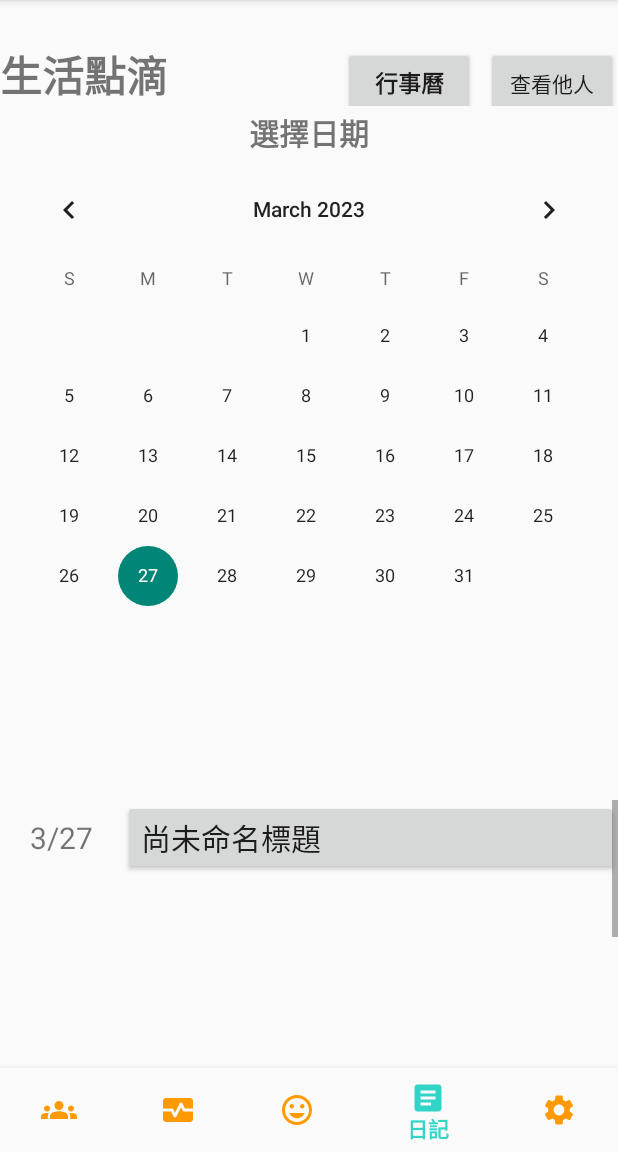
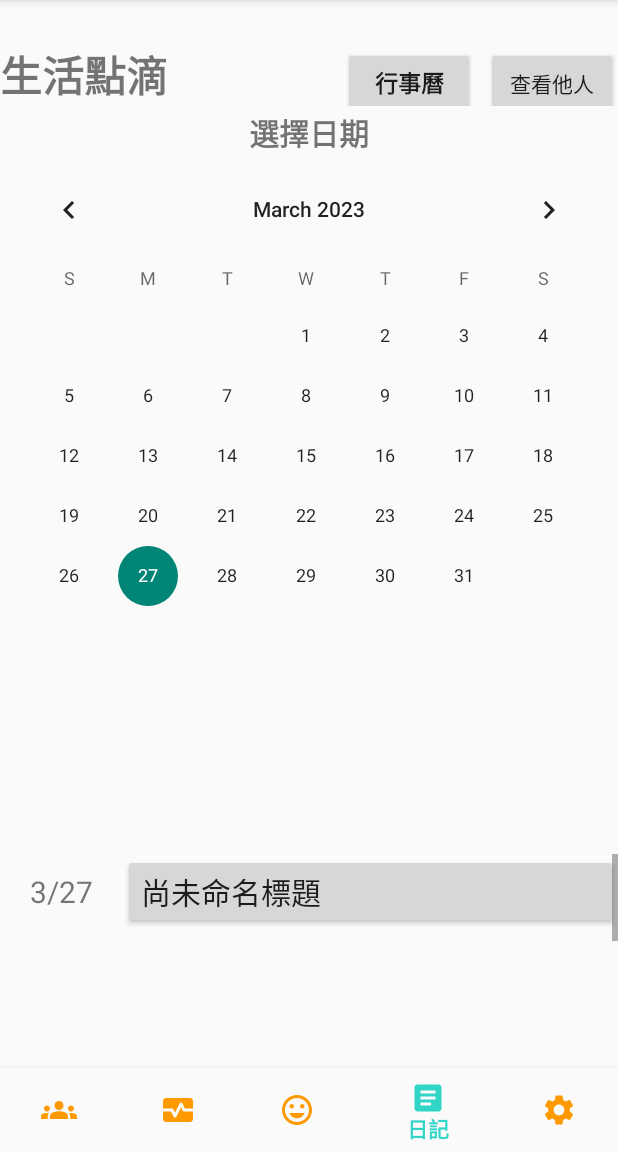
Before and after one commit to ethan91024/FamiCare, an Android app: the screen it shows after launch (MainActivity), item 4 of the bottom bar chosen, on a phone screen of 412 x 824 dp, the part 84-1236 px from its top. Run offline under Robolectric (Android 15) with nearby library versions, the phone set to English and light mode, and no system bars; our stand-ins replace Firebase (no records; nobody signed in at launch, a user with empty details on screens opened directly), Picasso, Room's generated code; libraries missing offline, so code that uses them is left out: androidx.health.connect; pictures from the network do not load; 1 statement that could not run was skipped.

Commit message:
優化日記

```diff
--- a/app/src/main/java/com/ethan/FamiCare/DiaryFragment.java
+++ b/app/src/main/java/com/ethan/FamiCare/DiaryFragment.java
@@ -3,6 +3,7 @@ package com.ethan.FamiCare;
 import android.content.Intent;
 import android.graphics.Bitmap;
 import android.graphics.BitmapFactory;
+import android.graphics.Color;
 import android.os.Bundle;
 import android.view.LayoutInflater;
 import android.view.View;
@@ -102,11 +103,12 @@ public class DiaryFragment extends Fragment {
                 image_view.setImageBitmap(bitmap);
             } else {
                 image_view.setImageDrawable(null);
+
             }
-
 
         } else {
             title.setText("尚未命名標題");
+            image_view.setImageDrawable(null);
         }
 
         //監聽選擇到的日期，改變date，抓取資料庫對應日期的資料，顯示資料庫標題到title
@@ -132,6 +134,7 @@ public class DiaryFragment extends Fragment {
 
                 } else {
                     title.setText("尚未命名標題");
+                    image_view.setImageDrawable(null);
                 }
             }
         });
@@ -145,7 +148,7 @@ public class DiaryFragment extends Fragment {
                     Bundle bundle = new Bundle();
                     FragmentManager fm = getActivity().getSupportFragmentManager();
 
-                    if (title.getText().equals("尚未命名標題")) {//創建新的日記
+                    if (title.getText().equals("尚未命名標題")) {//創建新的日記1
                         bundle.putBoolean("edited", false);//沒被編輯過
                         bundle.putInt("id", selected_date);
                         diaryContentFragment.setArguments(bundle);//把日期送到要跳轉的Fragment
--- a/app/src/main/res/layout/fragment_diary.xml
+++ b/app/src/main/res/layout/fragment_diary.xml
@@ -1,4 +1,3 @@
-<?xml version="1.0" encoding="utf-8"?>
 <LinearLayout xmlns:android="http://schemas.android.com/apk/res/android"
     xmlns:tools="http://schemas.android.com/tools"
     android:id="@+id/Diary_layout"
@@ -7,6 +6,8 @@
     android:orientation="vertical"
     tools:context=".DiaryFragment">
 
+    <!---->
+    <!--生活點滴 比例1-->
     <LinearLayout
         android:layout_width="match_parent"
         android:layout_height="0dp"
@@ -60,28 +61,20 @@
             android:textSize="20sp"
             android:textStyle="bold" />
 
-        <!--行事曆  比例5.5  id="@+id/calender-->
+        <!--行事曆  比例6.5  id="@+id/calender-->
         <CalendarView
             android:id="@+id/calender"
             android:layout_width="match_parent"
             android:layout_height="0dp"
-            android:layout_weight="5.5"
+            android:layout_weight="6.5"
             android:visibility="visible" />
 
-        <!--留白  比例0.5-->
-        <LinearLayout
-            android:layout_width="match_parent"
-            android:layout_height="0dp"
-            android:layout_weight="0.5"
-            android:orientation="vertical">
 
-        </LinearLayout>
-
-        <!--日記資料  比例2.5  可以滾動-->
+        <!--日記資料  比例2  可以滾動-->
         <ScrollView
             android:layout_width="match_parent"
             android:layout_height="0dp"
-            android:layout_weight="2.5">
+            android:layout_weight="2">
 
             <LinearLayout
                 android:layout_width="match_parent"
@@ -120,7 +113,8 @@
                 <ImageView
                     android:id="@+id/image_view"
                     android:layout_width="match_parent"
-                    android:layout_height="300dp" />
+                    android:layout_height="300dp"
+                    android:background="@null" />
 
             </LinearLayout>
 
```
